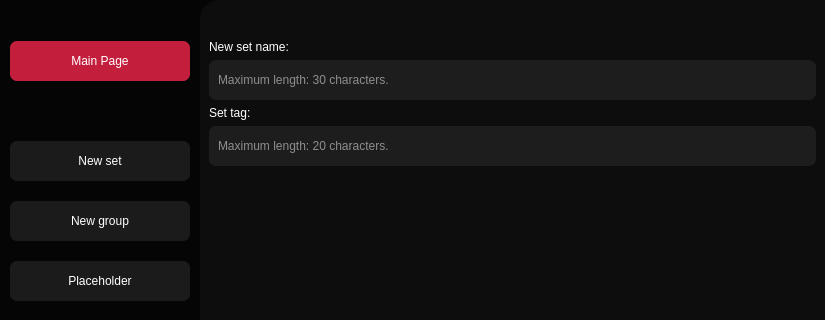
Before: the Qt Designer form reWord.ui in marzky/reWord, drawn with Qt 5; both pictures show x 0 to 825 and y 0 to 320 of the 825 by 600 pixel window.
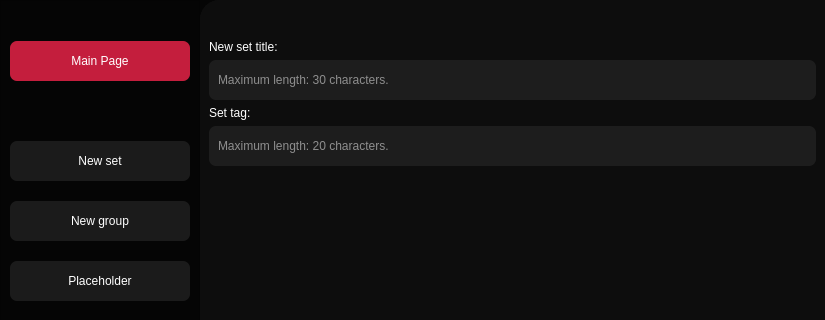
After: the same form once the commit is applied.

Commit message: Added text validator and only-keyboard control

Diff of the .ui file:
```diff
--- a/reWord.ui
+++ b/reWord.ui
@@ -432,7 +432,7 @@
               <string notr="true">color: white;</string>
              </property>
              <property name="text">
-              <string>New set name:</string>
+              <string>New set title:</string>
              </property>
             </widget>
            </item>
```
The commit also changes 1 other file.
